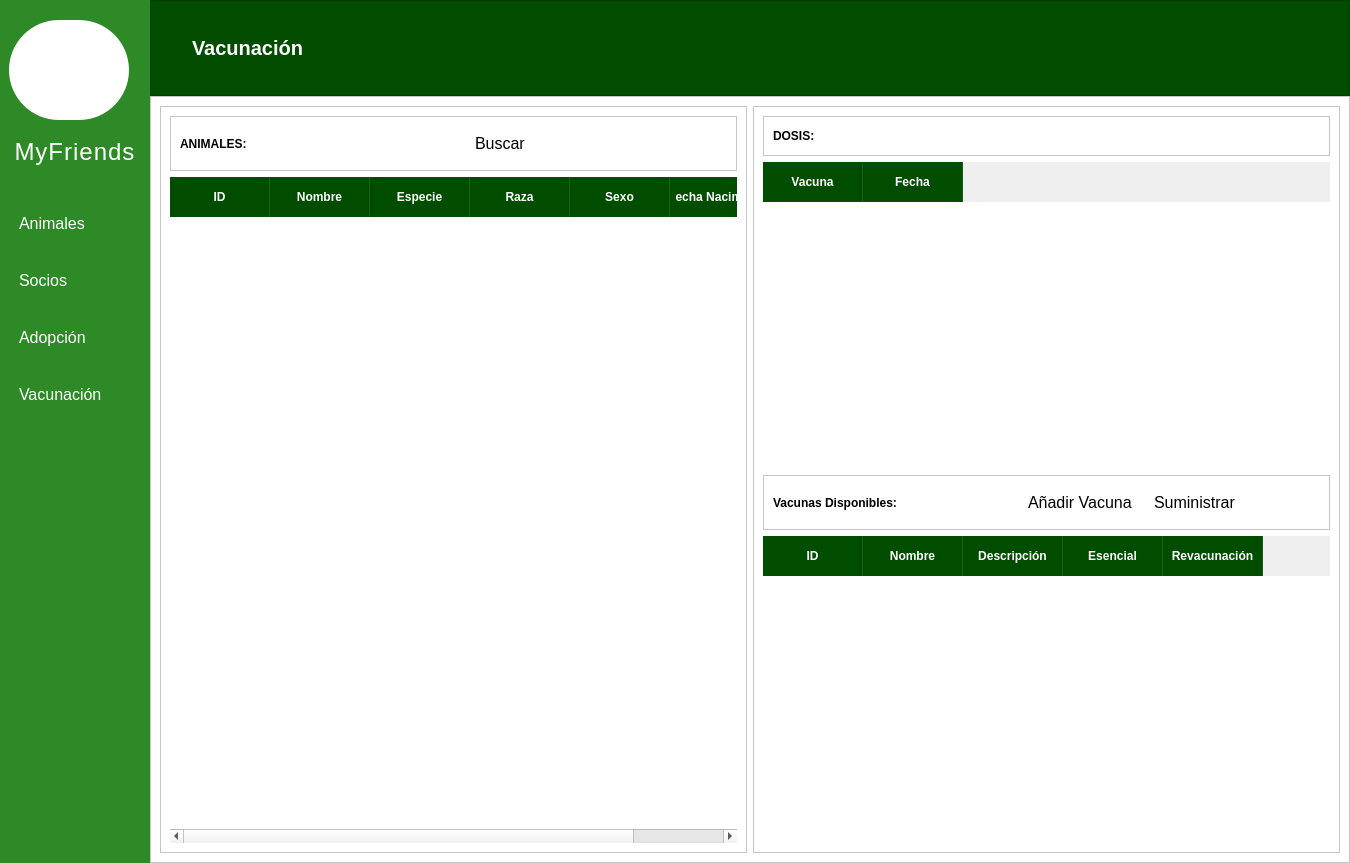
First picture: the form in Interfaz/diseno.ui, repository MiguelGarcia29/RefugioAnimal-OR, before the edit.
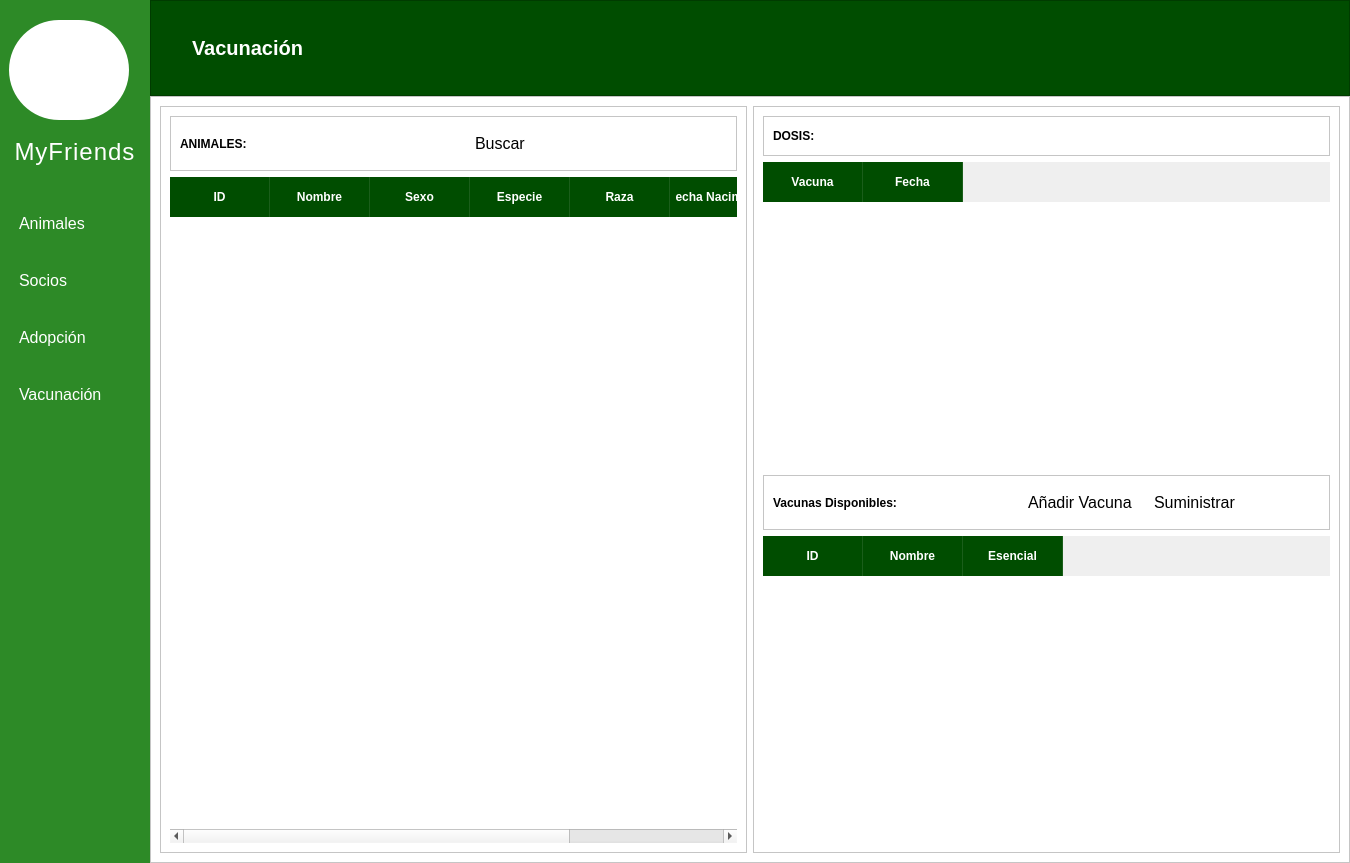
Second picture: the form after the edit. The open tabs and pages were chosen to show the change. Icons and pictures are not drawn.

Commit message: conexion de la interfaz con la BD

```diff
--- a/Interfaz/diseno.ui
+++ b/Interfaz/diseno.ui
@@ -1633,6 +1633,11 @@
                   <string>Nombre</string>
                  </property>
                 </column>
+                <column>
+                 <property name="text">
+                  <string>Sexo</string>
+                 </property>
+                </column>
                 <column>
                  <property name="text">
                   <string>Especie</string>
@@ -1643,16 +1648,16 @@
                   <string>Raza</string>
                  </property>
                 </column>
-                <column>
-                 <property name="text">
-                  <string>Sexo</string>
-                 </property>
-                </column>
                 <column>
                  <property name="text">
                   <string>Fecha Nacimiento</string>
                  </property>
                 </column>
+                <column>
+                 <property name="text">
+                  <string>Fecha Adopcion</string>
+                 </property>
+                </column>
                </widget>
               </item>
              </layout>
@@ -1818,21 +1823,11 @@
                   <string>Nombre</string>
                  </property>
                 </column>
-                <column>
-                 <property name="text">
-                  <string>Descripción</string>
-                 </property>
-                </column>
                 <column>
                  <property name="text">
                   <string>Esencial</string>
                  </property>
                 </column>
-                <column>
-                 <property name="text">
-                  <string>Revacunación</string>
-                 </property>
-                </column>
                </widget>
               </item>
              </layout>
```
Left out of the diff: 47 changed lines with no effect on the pictures. The commit also changes 3 other files.
